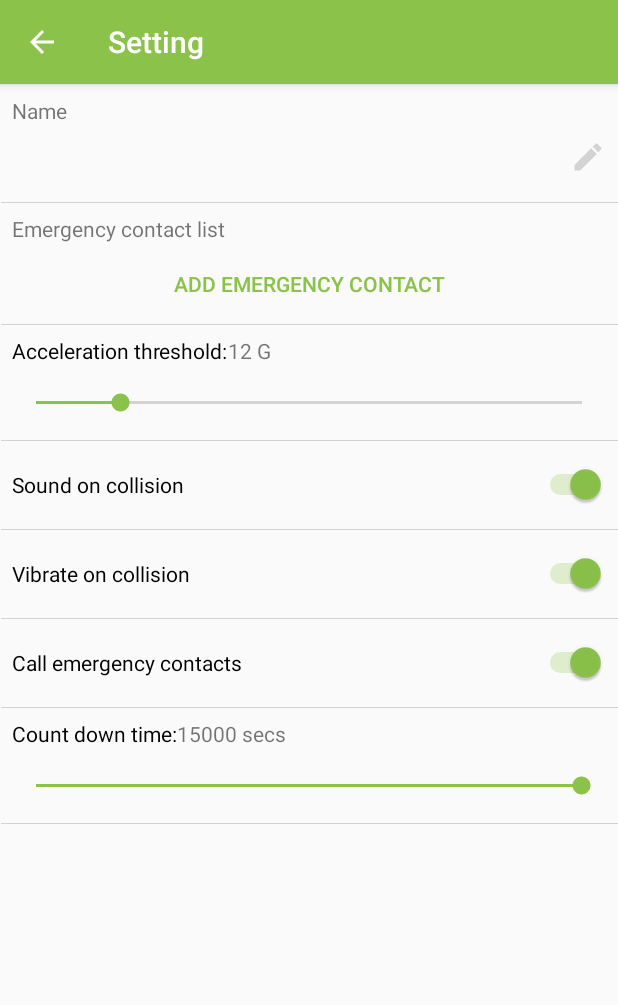
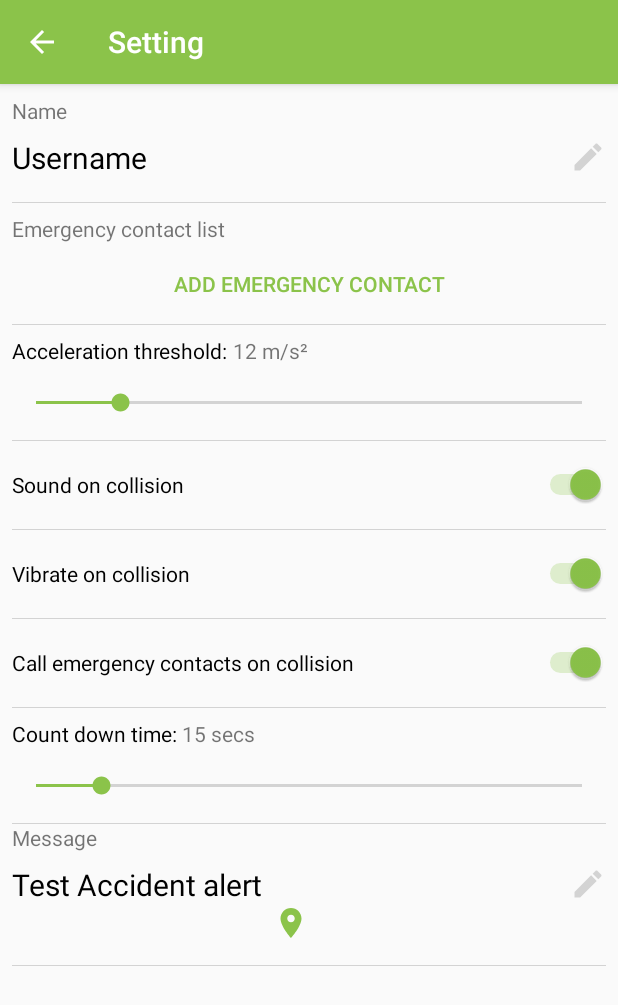
Before and after one commit to imrankhanissm/BikerSafe, an Android app: the SettingActivity screen opened directly, with no data from a screen before it, on a phone screen of 412 x 824 dp. Shown: the top 1005 px of the screen. Run offline under Robolectric (Android 15) with nearby library versions, the phone set to English and light mode, and no system bars.

Commit message:
countdown restart from recent fixed, setting custom message added

```diff
--- a/app/src/main/AndroidManifest.xml
+++ b/app/src/main/AndroidManifest.xml
@@ -50,7 +50,7 @@
 
         <activity
             android:name=".activities.MapsActivity"
-            android:launchMode="singleTask"></activity>
+            android:launchMode="singleTask"/>
         <activity android:name=".activities.SettingActivity" />
         <activity android:name=".activities.RegisterActivity" />
         <activity
--- a/app/src/main/java/com/example/bikeapp/Constants.kt
+++ b/app/src/main/java/com/example/bikeapp/Constants.kt
@@ -9,18 +9,20 @@ object Constants {
     const val PENDING_INTENT_REQUEST_CODE_MAPS_ACTIVITY = 1
 
     object Settings{
+        const val username = "username"
         const val accelerationThreshold = "accelerationThreshold"
         const val accelerationThresholdDefault = 12F
         const val gyroscopeThreshold = "gyroscopeThreshold"
         const val gyroscopeThresholdDefault = 12F
         const val countDownTime = "countDownTime"
-        const val countDownTimeDefault = 15000
+        const val countDownTimeDefault = 15
         const val sound = "sound"
         const val vibrate = "vibrate"
         const val call = "call"
+        const val message = "message"
     }
 
     object NotificationChannels {
-        const val channel1 = "channel1"
+        const val channel1 = "drive mode"
     }
 }
--- a/app/src/main/java/com/example/bikeapp/activities/MapsActivity.kt
+++ b/app/src/main/java/com/example/bikeapp/activities/MapsActivity.kt
@@ -23,9 +23,7 @@ import androidx.core.content.ContextCompat
 import androidx.localbroadcastmanager.content.LocalBroadcastManager
 import com.example.bikeapp.Constants
 import com.example.bikeapp.R
-import com.example.bikeapp.models.User
 import com.example.bikeapp.services.SensorService
-import com.example.bikeapp.services.SmsService
 import com.google.android.gms.maps.CameraUpdateFactory
 import com.google.android.gms.maps.GoogleMap
 import com.google.android.gms.maps.OnMapReadyCallback
@@ -52,9 +50,8 @@ class MapsActivity : AppCompatActivity(), OnMapReadyCallback {
 
     override fun onCreate(savedInstanceState: Bundle?) {
         super.onCreate(savedInstanceState)
-        Log.d("lifecycle", "onCreate")
         val myPrefs = getSharedPreferences(Constants.sharedPrefsName, Context.MODE_PRIVATE)
-        if(!myPrefs.contains(User.name)){
+        if(!myPrefs.contains(Constants.Settings.username)){
             startActivity(Intent(this, RegisterActivity::class.java))
             finish()
             return
--- a/app/src/main/java/com/example/bikeapp/activities/RegisterActivity.kt
+++ b/app/src/main/java/com/example/bikeapp/activities/RegisterActivity.kt
@@ -14,7 +14,6 @@ import com.example.bikeapp.Constants
 import com.example.bikeapp.R
 import com.example.bikeapp.dbHelper.DBHelper
 import com.example.bikeapp.models.Contact
-import com.example.bikeapp.models.User
 import kotlinx.android.synthetic.main.activity_register.*
 
 class RegisterActivity : AppCompatActivity() {
@@ -68,7 +67,7 @@ class RegisterActivity : AppCompatActivity() {
             val dbHelper = DBHelper(this)
             val prefEditor = myPrefs.edit()
             try {
-                prefEditor.putString(User.name, usernameRegister.text.toString())
+                prefEditor.putString(Constants.Settings.username, usernameRegister.text.toString())
                 prefEditor.putFloat(Constants.Settings.accelerationThreshold, Constants.Settings.accelerationThresholdDefault)
                 prefEditor.putFloat(Constants.Settings.gyroscopeThreshold, Constants.Settings.gyroscopeThresholdDefault)
                 prefEditor.putInt(Constants.Settings.countDownTime, Constants.Settings.countDownTimeDefault)
--- a/app/src/main/java/com/example/bikeapp/activities/SettingActivity.kt
+++ b/app/src/main/java/com/example/bikeapp/activities/SettingActivity.kt
@@ -14,7 +14,6 @@ import com.example.bikeapp.Constants
 import com.example.bikeapp.R
 import com.example.bikeapp.dbHelper.DBHelper
 import com.example.bikeapp.models.Contact
-import com.example.bikeapp.models.User
 import com.example.bikeapp.services.SensorService
 import kotlinx.android.synthetic.main.activity_setting.*
 
@@ -32,7 +31,7 @@ class SettingActivity : AppCompatActivity() {
         supportActionBar?.setDisplayHomeAsUpEnabled(true)
         supportActionBar?.title = "Setting"
         myPrefs = getSharedPreferences(Constants.sharedPrefsName, Context.MODE_PRIVATE)
-        usernameProfile.text = myPrefs.getString(User.name, null)
+        usernameProfile.text = myPrefs.getString(Constants.Settings.username, "Username")
 
         usernameProfileContainer.setOnClickListener {
             val dialogBuilder = AlertDialog.Builder(this)
@@ -47,7 +46,7 @@ class SettingActivity : AppCompatActivity() {
                 val newName = (dialog as AlertDialog).findViewById<EditText>(R.id.mapsMenuProfileEdit)?.text.toString()
                 Log.d("debug", newName)
 
-                myPrefs.edit().putString(User.name, newName).apply()
+                myPrefs.edit().putString(Constants.Settings.username, newName).apply()
                 usernameProfile.text = newName
             }
             dialogBuilder.show()
@@ -88,12 +87,12 @@ class SettingActivity : AppCompatActivity() {
         }
 
         val accelerationThreshold = myPrefs.getFloat(Constants.Settings.accelerationThreshold, Constants.Settings.accelerationThresholdDefault)
-        accelerationThresholdSetting.text = String.format("%d G", accelerationThreshold.toInt())
+        accelerationThresholdSetting.text = String.format("%d " + getString(R.string.m_s2), accelerationThreshold.toInt())
         accelerationSeekBarSetting.progress = accelerationThreshold.toInt()
 
         accelerationSeekBarSetting.setOnSeekBarChangeListener(object: SeekBar.OnSeekBarChangeListener{
             override fun onProgressChanged(seekBar: SeekBar?, progress: Int, fromUser: Boolean) {
-                accelerationThresholdSetting.text = String.format("%d G", progress)
+                accelerationThresholdSetting.text = String.format("%d " + getString(R.string.m_s2), progress)
             }
 
             override fun onStartTrackingTouch(seekBar: SeekBar?) {
@@ -153,6 +152,26 @@ class SettingActivity : AppCompatActivity() {
                 }
             }
         })
+
+        message.text = myPrefs.getString(Constants.Settings.message, "Test Accident alert")
+        messageContainer.setOnClickListener {
+            val dialogBuilder = AlertDialog.Builder(this)
+            val dialogView = layoutInflater.inflate(R.layout.dialog_edit_name, null)
+            dialogView.findViewById<EditText>(R.id.mapsMenuProfileEdit)?.setText(message.text)
+            dialogBuilder.setView(dialogView)
+            dialogBuilder.setTitle("Edit Message")
+            dialogBuilder.setNegativeButton("cancel") { dialog, _ ->
+                dialog.dismiss()
+            }
+            dialogBuilder.setPositiveButton("save") { dialog, _ ->
+                val newMessage = (dialog as AlertDialog).findViewById<EditText>(R.id.mapsMenuProfileEdit)?.text.toString()
+                Log.d("debug", newMessage)
+
+                myPrefs.edit().putString(Constants.Settings.message, newMessage).apply()
+                message.text = newMessage
+            }
+            dialogBuilder.show()
+        }
     }
 
     private fun generateContactView(contact: Contact): View {
--- /dev/null
+++ b/app/src/main/res/drawable/ic_location_on_primary_24dp.xml
@@ -0,0 +1,5 @@
+<vector android:height="24dp" android:tint="@color/colorPrimary"
+    android:viewportHeight="24.0" android:viewportWidth="24.0"
+    android:width="24dp" xmlns:android="http://schemas.android.com/apk/res/android">
+    <path android:fillColor="@color/colorPrimary" android:pathData="M12,2C8.13,2 5,5.13 5,9c0,5.25 7,13 7,13s7,-7.75 7,-13c0,-3.87 -3.13,-7 -7,-7zM12,11.5c-1.38,0 -2.5,-1.12 -2.5,-2.5s1.12,-2.5 2.5,-2.5 2.5,1.12 2.5,2.5 -1.12,2.5 -2.5,2.5z"/>
+</vector>
--- a/app/src/main/res/drawable/ic_my_location_blue_24dp.xml
+++ /dev/null
@@ -1,5 +0,0 @@
-<vector android:height="24dp" android:tint="#338ACC"
-    android:viewportHeight="24.0" android:viewportWidth="24.0"
-    android:width="24dp" xmlns:android="http://schemas.android.com/apk/res/android">
-    <path android:fillColor="#FF000000" android:pathData="M12,8c-2.21,0 -4,1.79 -4,4s1.79,4 4,4 4,-1.79 4,-4 -1.79,-4 -4,-4zM20.94,11c-0.46,-4.17 -3.77,-7.48 -7.94,-7.94L13,1h-2v2.06C6.83,3.52 3.52,6.83 3.06,11L1,11v2h2.06c0.46,4.17 3.77,7.48 7.94,7.94L11,23h2v-2.06c4.17,-0.46 7.48,-3.77 7.94,-7.94L23,13v-2h-2.06zM12,19c-3.87,0 -7,-3.13 -7,-7s3.13,-7 7,-7 7,3.13 7,7 -3.13,7 -7,7z"/>
-</vector>
--- a/app/src/main/res/layout/activity_setting.xml
+++ b/app/src/main/res/layout/activity_setting.xml
@@ -8,6 +8,17 @@
     android:padding="8dp"
     android:clipToPadding="false">
 
+    <ScrollView
+        android:layout_width="match_parent"
+        android:layout_height="match_parent"
+        app:layout_constraintLeft_toLeftOf="parent"
+        app:layout_constraintTop_toTopOf="parent"
+        app:layout_constraintRight_toRightOf="parent"
+        app:layout_constraintBottom_toBottomOf="parent">
+
+        <androidx.constraintlayout.widget.ConstraintLayout
+            android:layout_width="match_parent"
+            android:layout_height="match_parent">
             <LinearLayout
                 android:id="@+id/usernameProfileContainer"
                 android:layout_width="match_parent"
@@ -93,7 +104,7 @@
                 android:layout_height="wrap_content"
                 app:layout_constraintLeft_toRightOf="@id/accelerationThresholdSettingLabel"
                 app:layout_constraintTop_toBottomOf="@id/addMoreEmergencyContactsProfile"
-        android:text="@string/_9_8g"
+                android:text="@string/m_s2"
                 android:layout_marginTop="8dp"/>
 
             <SeekBar
@@ -154,7 +165,7 @@
                 android:id="@+id/callSwitch"
                 app:layout_constraintLeft_toLeftOf="parent"
                 app:layout_constraintTop_toBottomOf="@id/vibrateSwitch"
-        android:text="@string/call_emergency_contacts"
+                android:text="@string/call_emergency_contacts_on_collision"
                 android:checked="false"
                 android:paddingTop="20dp"
                 android:paddingBottom="20dp" />
@@ -201,4 +212,41 @@
                 android:layout_height="wrap_content"
                 android:layout_marginLeft="-8dp"
                 android:layout_marginRight="-8dp"/>
+
+            <LinearLayout
+                android:id="@+id/messageContainer"
+                android:layout_width="match_parent"
+                android:layout_height="wrap_content"
+                android:clickable="true"
+                android:focusable="true"
+                android:orientation="vertical"
+                app:layout_constraintTop_toBottomOf="@id/countDownTimeSeekBar"
+                android:background="?android:attr/selectableItemBackground">
+
+                <TextView
+                    android:layout_width="wrap_content"
+                    android:layout_height="wrap_content"
+                    android:text="@string/message" />
+
+                <TextView
+                    android:id="@+id/message"
+                    android:layout_width="match_parent"
+                    android:layout_height="wrap_content"
+                    android:drawableEnd="@drawable/ic_edit_gray_24dp"
+                    android:text="Test Accident alert"
+                    android:drawableBottom="@drawable/ic_location_on_primary_24dp"
+                    android:textColor="@color/black"
+                    android:paddingTop="8dp"
+                    android:paddingBottom="16dp"
+                    android:textSize="20sp" />
+            </LinearLayout>
+
+            <include layout="@layout/layout_list_separator"
+                app:layout_constraintTop_toBottomOf="@id/messageContainer"
+                android:layout_width="match_parent"
+                android:layout_height="wrap_content"
+                android:layout_marginLeft="-8dp"
+                android:layout_marginRight="-8dp"/>
         </androidx.constraintlayout.widget.ConstraintLayout>
+    </ScrollView>
+</androidx.constraintlayout.widget.ConstraintLayout>
--- a/app/src/main/res/values/strings.xml
+++ b/app/src/main/res/values/strings.xml
@@ -3,19 +3,20 @@
     <string name="title_activity_maps">Map</string>
     <string name="sound_on_collision">Sound on collision</string>
     <string name="vibrate_on_collision">Vibrate on collision</string>
-    <string name="_9_8g">9.8 G</string>
-    <string name="acceleration_threshold">Acceleration threshold: </string>
+    <string name="m_s2">m/s\u00B2</string>
+    <string name="acceleration_threshold">"Acceleration threshold: "</string>
     <string name="add_emergency_contact">Add emergency contact</string>
     <string name="emergency_contact_list">Emergency contact list</string>
     <string name="username">Username</string>
     <string name="name">Name</string>
-    <string name="collision_detected_sending_alert_in">Collision detected sending alert in </string>
+    <string name="collision_detected_sending_alert_in">"Collision detected sending alert in "</string>
     <string name="_0_seconds"> 0 seconds</string>
     <string name="cancel">cancel</string>
     <string name="send_now">Send now</string>
     <string name="register">Register</string>
     <string name="contacts">Contacts</string>
     <string name="phone_number">phone number</string>
-    <string name="call_emergency_contacts">Call emergency contacts</string>
-    <string name="count_down_time">Count down time:</string>
+    <string name="call_emergency_contacts_on_collision">Call emergency contacts on collision</string>
+    <string name="count_down_time">"Count down time: "</string>
+    <string name="message">Message</string>
 </resources>
```
Also changed, not shown: app/src/main/java/com/example/bikeapp/activities/AlertDialogActivity.kt (+8 -1 lines), app/src/main/java/com/example/bikeapp/models/User.kt (deleted, +0 -7 lines), app/src/main/java/com/example/bikeapp/services/SmsService.kt (+6 -1 lines), app/src/main/res/drawable/ic_my_location_black_24dp.xml (deleted, +0 -9 lines). Lines whose indentation alone changed are shown as unchanged.
